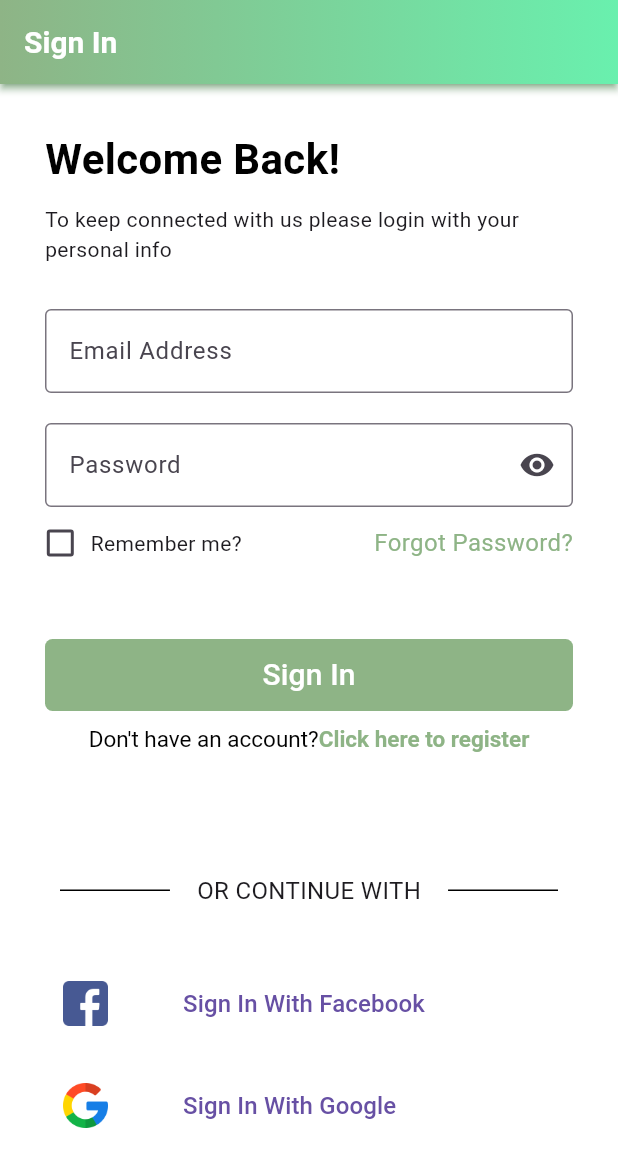
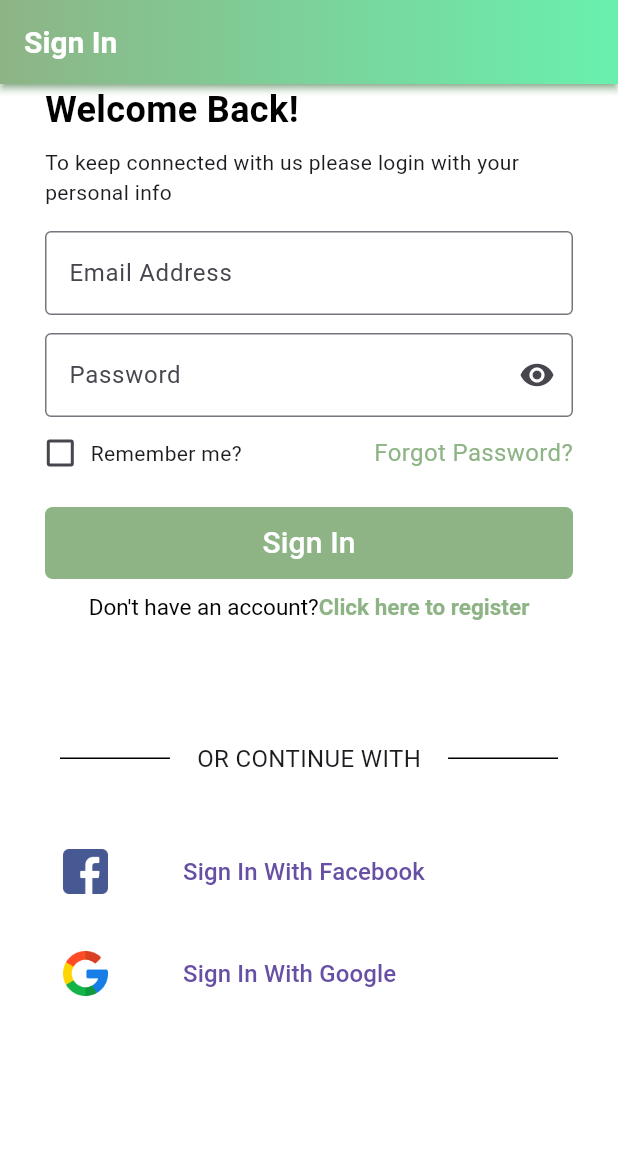
Before and after one commit to tranqui268/Chat-App, a Flutter app: the Login screen opened directly, on a phone screen of 412 x 824 dp. Shown: the top 1167 px of the screen. Run offline on Flutter 3.47's test engine with Material 3 defaults, Android fonts, the phone set to English and light mode, and no system bars; our stand-ins replace bloc, equatable.

Commit message:
feat/update ui login

```diff
--- a/QChat/lib/presentation/screen/login_page.dart
+++ b/QChat/lib/presentation/screen/login_page.dart
@@ -7,8 +7,25 @@ import 'package:flutter/gestures.dart';
 import 'package:flutter/material.dart';
 
 
-class Login extends StatelessWidget {
+class Login extends StatefulWidget {
   const Login({super.key});
+
+  @override
+  State<Login> createState() => _LoginState();
+}
+
+class _LoginState extends State<Login> {
+  bool _isObscure = true;
+  bool isChecked = false;
+  final TextEditingController _emailController = TextEditingController();
+  final TextEditingController _passwordController = TextEditingController();
+
+  @override
+  void dispose() {
+    _emailController.dispose();
+    _passwordController.dispose();
+    super.dispose();
+  }
 
   @override
   Widget build(BuildContext context) {
@@ -32,40 +49,42 @@ class Login extends StatelessWidget {
           ),
         ),
       ),
-      body: Container(
-        padding: const EdgeInsets.only(left: 30, right: 30, top: 30),
+      body: ListView(
+      children: [ Padding(
+        padding: const EdgeInsets.only(left: 30, right: 30),
         child: Column(
           crossAxisAlignment: CrossAxisAlignment.start,
+          mainAxisSize: MainAxisSize.min,
           children: [
             const Text('Welcome Back!', style: TextStyle(
               color: Colors.black,
-              fontSize: 28.0,
+              fontSize: 24.0,
               fontWeight: FontWeight.bold,
             ),
             ),
-            const Padding(padding: EdgeInsets.only(top: 10)),
+            const SizedBox(height: 8,),
 
             const Text(Constants.descripLogin),
 
-            const Padding(padding: EdgeInsets.only(top: 30)),
-            _UsernameInput(),
+            const SizedBox(height: 16,),
+            _buildUsernameInput('Email Address', _emailController),
 
-            const Padding(padding: EdgeInsets.only(top: 20)),
-            _PasswordInput(),
+             const SizedBox(height: 12,),
+            _buildPasswordInput('Password', _passwordController),
 
             Row(
               children: [
                 Expanded(
                   flex: 1,
                   child: Transform.translate(
-                    offset: Offset(-25, 0),
-                    child: _CheckBoxRememberMe(),
+                    offset: const Offset(-25, 0),
+                    child: _buildCheckBoxRememberMe(),
                   ),
                 ),
                 Expanded(
                     flex: 2,
                     child: Transform.translate(
-                      offset: Offset(-40, 0),
+                      offset:const Offset(-40, 0),
                       child: const Text('Remember me?')
                     )
                 ),
@@ -89,7 +108,7 @@ class Login extends StatelessWidget {
               ],
             ),
 
-            const SizedBox(height: 40),
+            const SizedBox(height: 12),
             Container(
               decoration: BoxDecoration(
                 borderRadius: BorderRadius.circular(5),
@@ -97,7 +116,7 @@ class Login extends StatelessWidget {
                 color: Constants.primaryColor
               ),
               width: 400,
-              child: _ButtonLogin()
+              child: _buildButtonLogin()
             ),
 
             const SizedBox(height: 10),
@@ -125,44 +144,34 @@ class Login extends StatelessWidget {
             const DashedLineWithText(text: "OR CONTINUE WITH"),
 
             const Padding(padding: EdgeInsets.only(top: 40)),
-            ButtonLoginBase(text: 'Sign In With Facebook', image: 'assets/images/facebook.png', onPressed: (){}),
+            _buildButtonLoginBase('Sign In With Facebook', 'assets/images/facebook.png',(){}),
 
             const Padding(padding: EdgeInsets.only(top: 20)),
-            ButtonLoginBase(text: 'Sign In With Google', image: 'assets/images/google.png', onPressed: (){})
+            _buildButtonLoginBase('Sign In With Google', 'assets/images/google.png', (){})
 
           ],
         ),
       ),
+      ]
+      )
     );
   }
-}
 
-// Extra widget
-class _UsernameInput extends StatelessWidget{
-  @override
-  Widget build(BuildContext context) {
-    return const TextField(
+  Widget _buildUsernameInput(String hint, TextEditingController controller){
+     return TextField(
+      controller: controller,
       decoration: InputDecoration(
-        hintText: 'Email Address',
-        border: OutlineInputBorder()
+        hintText: hint,
+        border: const OutlineInputBorder()
 
       ),
     );
   }
-}
 
-class _PasswordInput extends StatefulWidget {
-  @override
-  _PasswordInputState createState() => _PasswordInputState();
-}
-
-class _PasswordInputState extends State<_PasswordInput>{
-  bool _isObscure = true;
-  @override
-  Widget build(BuildContext context) {
+  Widget _buildPasswordInput(String hint, TextEditingController controller){
     return TextField(
       decoration: InputDecoration(
-        hintText: 'Password',
+        hintText: hint,
         border: const OutlineInputBorder(),
         suffixIcon: IconButton(
           onPressed: (){
@@ -179,39 +188,7 @@ class _PasswordInputState extends State<_PasswordInput>{
     );
   }
 
-}
-
-class _CheckBoxRememberMe extends StatefulWidget {
-
-  @override
-  _CheckBoxState createState() => _CheckBoxState();
-}
-
-class _CheckBoxState extends State<_CheckBoxRememberMe>{
-  bool isChecked = false;
-  @override
-  Widget build(BuildContext context) {
-    return Checkbox(
-      value: isChecked,
-      onChanged: (bool? newValue){
-        setState(() {
-          isChecked = newValue ?? false;
-        });
-      },
-      activeColor: Constants.primaryColor,
-    );
-
-  }
-}
-
-class _ButtonLogin extends StatefulWidget{
-  @override
-  _ButtonLoginState createState() => _ButtonLoginState();
-}
-
-class _ButtonLoginState extends State<_ButtonLogin>{
-  @override
-  Widget build(BuildContext context) {
+  Widget _buildButtonLogin(){
     return TextButton(
         onPressed: (){
           setState(() {
@@ -227,16 +204,20 @@ class _ButtonLoginState extends State<_ButtonLogin>{
         )
     );
   }
-}
 
-class ButtonLoginBase extends StatelessWidget{
-  final String text;
-  final String image;
-  final VoidCallback onPressed;
+  Widget _buildCheckBoxRememberMe(){
+    return Checkbox(
+      value: isChecked,
+      onChanged: (bool? newValue){
+        setState(() {
+          isChecked = newValue ?? false;
+        });
+      },
+      activeColor: Constants.primaryColor,
+    );
+  }
 
-  const ButtonLoginBase({super.key, required this.text, required this.image, required this.onPressed});
-  @override
-  Widget build(BuildContext context) {
+  Widget _buildButtonLoginBase(String text, String image, VoidCallback onPressed){
     return TextButton(
         onPressed: onPressed,
         child: Row(
@@ -255,10 +236,12 @@ class ButtonLoginBase extends StatelessWidget{
           ],
         )
     );
+
   }
 
 }
 
+// Extra widget
 class DashedLineWithText extends StatelessWidget {
   final String text;
 
--- a/QChat/lib/presentation/screen/message_page.dart
+++ b/QChat/lib/presentation/screen/message_page.dart
@@ -51,7 +51,7 @@ class MessagePage extends StatelessWidget{
                 children: [
                  GestureDetector(
                   onTap: () {
-                    Navigator.pushReplacement(context, MaterialPageRoute(builder: (_) => ChatPage()));
+                    Navigator.push(context, MaterialPageRoute(builder: (_) => ChatPage()));
                   },
                   child:  _buildMessageTitle('Peter', 'abcccc', "https://res.cloudinary.com/dhis8yzem/image/upload/v1741011247/chatApp/Avatar_default.png", '08:30',false),
                  )
```
Also changed, not shown: QChat/lib/presentation/screen/sign_up.dart (+43 -68 lines).
